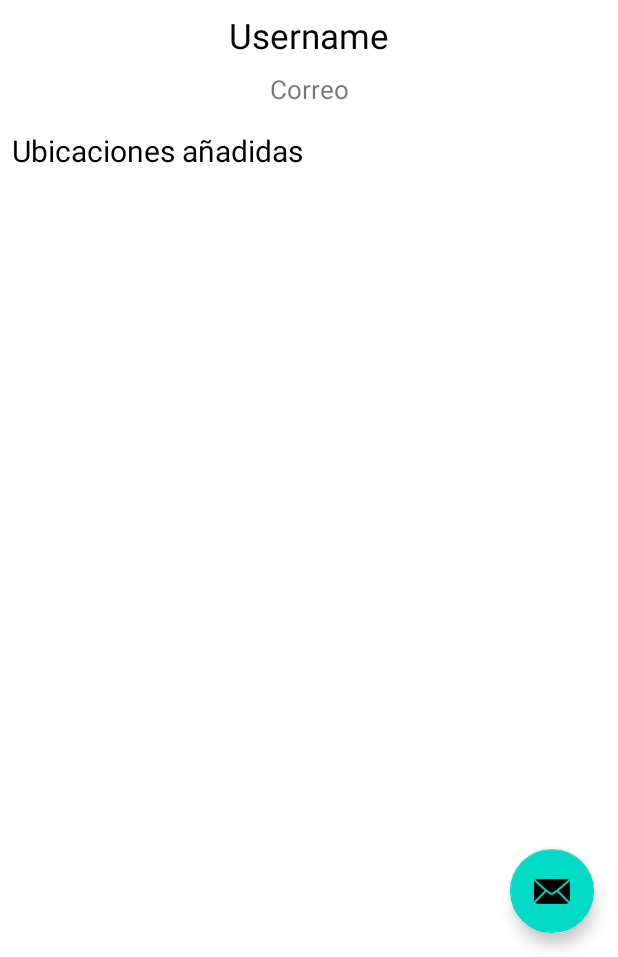
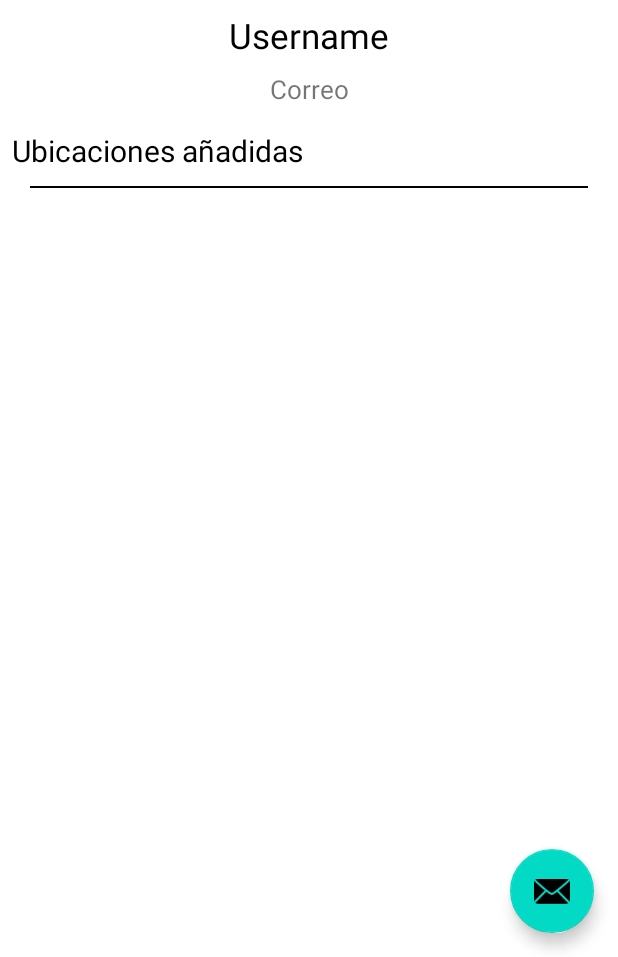
Before and after one commit to SantiFdezz/CornerFinderApp, an Android app: the screen it shows after launch (MainActivity), on a phone screen of 412 x 824 dp, the part 279-1236 px from its top. Run offline under Robolectric (Android 15) with nearby library versions, the light colour scheme and no system bars; our stand-ins replace navigation-ui.

Commit message:
#12 Añadida barra separadora

```diff
--- a/AndroidCornerFinder/app/src/main/res/layout/fragment_account.xml
+++ b/AndroidCornerFinder/app/src/main/res/layout/fragment_account.xml
@@ -59,4 +59,17 @@
         app:layout_constraintEnd_toEndOf="parent"
         app:layout_constraintStart_toStartOf="parent"
         app:layout_constraintTop_toBottomOf="@id/text_email" />
+
+    <View
+        android:id="@+id/separator1"
+        android:layout_width="match_parent"
+        android:layout_height="1dp"
+        android:background="#000000"
+        android:layout_marginEnd="20dp"
+        android:layout_marginStart="20dp"
+        android:layout_marginTop="10dp"
+        android:layout_marginBottom="10dp"
+        app:layout_constraintTop_toBottomOf="@id/text_added_locations"
+        app:layout_constraintEnd_toEndOf="parent"
+        app:layout_constraintStart_toStartOf="parent" />
 </androidx.constraintlayout.widget.ConstraintLayout>
```
